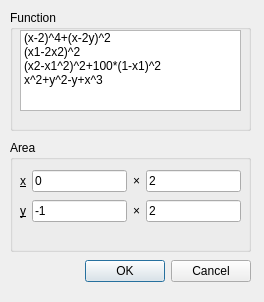
Before: the Qt Designer form QFuncDlg.ui in Romanova-ej/Optimization_step3, drawn with Qt 5.
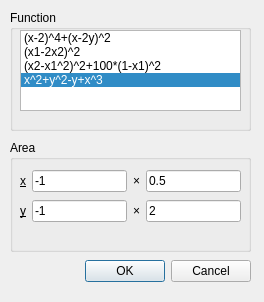
After: the same form once the commit is applied.

Patch:
```diff
--- a/QFuncDlg.ui
+++ b/QFuncDlg.ui
@@ -34,6 +34,12 @@
       <height>81</height>
      </rect>
     </property>
+    <property name="mouseTracking">
+     <bool>false</bool>
+    </property>
+    <property name="currentRow">
+     <number>3</number>
+    </property>
     <item>
      <property name="text">
       <string>(x-2)^4+(x-2y)^2</string>
@@ -91,7 +97,7 @@
      <item>
       <widget class="QLineEdit" name="x1Edit">
        <property name="text">
-        <string>0</string>
+        <string>-1</string>
        </property>
       </widget>
      </item>
@@ -105,7 +111,7 @@
      <item>
       <widget class="QLineEdit" name="x2Edit">
        <property name="text">
-        <string>2</string>
+        <string>0.5</string>
        </property>
       </widget>
      </item>
```
